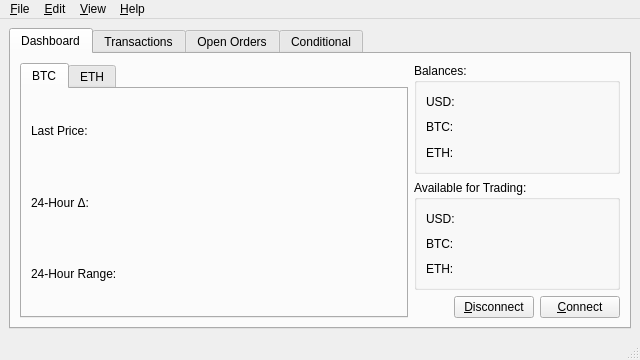
The window that src/MainWindow.ui (codymj/GeminiCryptoTrader) describes before a commit, drawn with Qt 5.
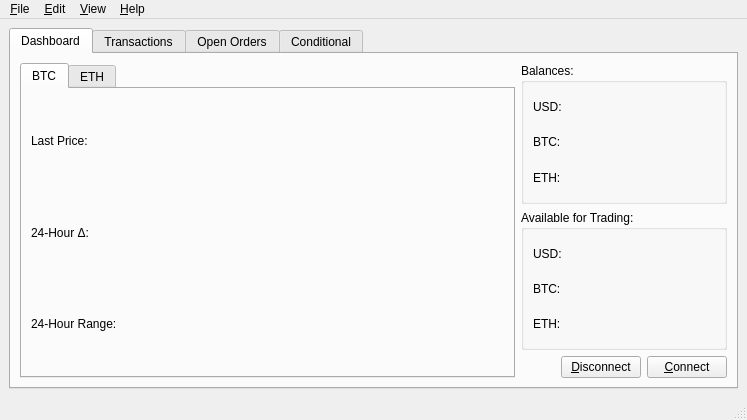
The same window after the commit.

Commit message: Enlarge MainWindow

```diff
--- a/src/MainWindow.ui
+++ b/src/MainWindow.ui
@@ -6,20 +6,20 @@
    <rect>
     <x>0</x>
     <y>0</y>
-    <width>640</width>
-    <height>360</height>
+    <width>747</width>
+    <height>420</height>
    </rect>
   </property>
   <property name="minimumSize">
    <size>
-    <width>640</width>
-    <height>360</height>
+    <width>747</width>
+    <height>420</height>
    </size>
   </property>
   <property name="maximumSize">
    <size>
-    <width>640</width>
-    <height>360</height>
+    <width>747</width>
+    <height>420</height>
    </size>
   </property>
   <property name="windowTitle">
@@ -419,7 +419,7 @@
     <rect>
      <x>0</x>
      <y>0</y>
-     <width>640</width>
+     <width>747</width>
      <height>22</height>
     </rect>
    </property>
```
The commit also changes 1 other file.
